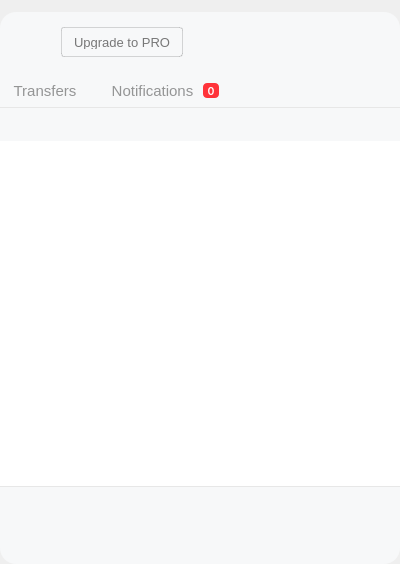
First picture: the form in src/MEGASync/gui/macx/InfoDialog.ui, repository meganz/MEGAsync, before the edit.
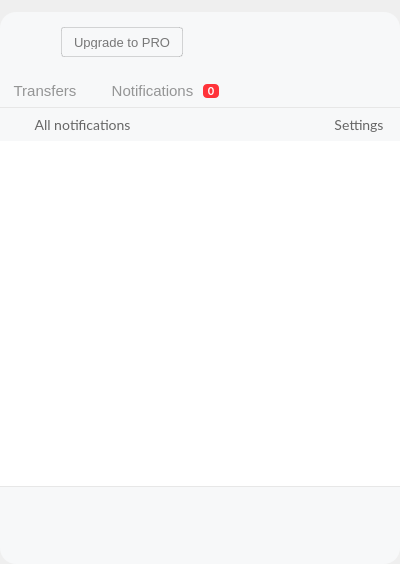
Second picture: the form after the edit. Icons and pictures are not drawn. Custom widgets are drawn as their Qt base class.

What changed in the file:
```diff
--- a/src/MEGASync/gui/macx/InfoDialog.ui
+++ b/src/MEGASync/gui/macx/InfoDialog.ui
@@ -789,7 +789,7 @@
                              <property name="maximumSize">
                               <size>
                                <width>16777215</width>
-                               <height>15</height>
+                               <height>14</height>
                               </size>
                              </property>
                              <property name="styleSheet">
@@ -1918,16 +1918,198 @@
                     <widget class="QWidget" name="wFilterAndSettings" native="true">
                      <property name="minimumSize">
                       <size>
-                       <width>0</width>
+                       <width>400</width>
                        <height>33</height>
                       </size>
                      </property>
                      <property name="maximumSize">
                       <size>
-                       <width>16777215</width>
+                       <width>400</width>
                        <height>33</height>
                       </size>
                      </property>
+                     <layout class="QHBoxLayout" name="horizontalLayout_14">
+                      <property name="leftMargin">
+                       <number>16</number>
+                      </property>
+                      <property name="topMargin">
+                       <number>0</number>
+                      </property>
+                      <property name="rightMargin">
+                       <number>16</number>
+                      </property>
+                      <property name="bottomMargin">
+                       <number>0</number>
+                      </property>
+                      <item>
+                       <widget class="QWidget" name="wSortNotifications" native="true">
+                        <property name="minimumSize">
+                         <size>
+                          <width>130</width>
+                          <height>0</height>
+                         </size>
+                        </property>
+                        <property name="maximumSize">
+                         <size>
+                          <width>16777215</width>
+                          <height>16777215</height>
+                         </size>
+                        </property>
+                        <layout class="QHBoxLayout" name="horizontalLayout_15">
+                         <property name="spacing">
+                          <number>3</number>
+                         </property>
+                         <property name="leftMargin">
+                          <number>0</number>
+                         </property>
+                         <property name="topMargin">
+                          <number>0</number>
+                         </property>
+                         <property name="rightMargin">
+                          <number>0</number>
+                         </property>
+                         <property name="bottomMargin">
+                          <number>0</number>
+                         </property>
+                         <item>
+                          <widget class="QLabel" name="lNotificationColor">
+                           <property name="minimumSize">
+                            <size>
+                             <width>10</width>
+                             <height>10</height>
+                            </size>
+                           </property>
+                           <property name="maximumSize">
+                            <size>
+                             <width>6</width>
+                             <height>6</height>
+                            </size>
+                           </property>
+                           <property name="text">
+                            <string/>
+                           </property>
+                          </widget>
+                         </item>
+                         <item>
+                          <widget class="QToolButton" name="bActualFilter">
+                           <property name="minimumSize">
+                            <size>
+                             <width>0</width>
+                             <height>21</height>
+                            </size>
+                           </property>
+                           <property name="maximumSize">
+                            <size>
+                             <width>16777215</width>
+                             <height>21</height>
+                            </size>
+                           </property>
+                           <property name="styleSheet">
+                            <string notr="true">#bActualFilter
+{
+	color: #666666;
+	font-family: Lato;
+	font-size: 14px;
+	text-align: center;
+     border: none;
+}</string>
+                           </property>
+                           <property name="text">
+                            <string>All notifications</string>
+                           </property>
+                           <property name="iconSize">
+                            <size>
+                             <width>0</width>
+                             <height>0</height>
+                            </size>
+                           </property>
+                           <property name="toolButtonStyle">
+                            <enum>Qt::ToolButtonTextOnly</enum>
+                           </property>
+                          </widget>
+                         </item>
+                         <item>
+                          <widget class="QPushButton" name="bActualFilterDropDown">
+                           <property name="minimumSize">
+                            <size>
+                             <width>16</width>
+                             <height>16</height>
+                            </size>
+                           </property>
+                           <property name="maximumSize">
+                            <size>
+                             <width>16</width>
+                             <height>16</height>
+                            </size>
+                           </property>
+                           <property name="styleSheet">
+                            <string notr="true">#bActualFilterDropDown
+{
+     border: none;
+}</string>
+                           </property>
+                           <property name="text">
+                            <string/>
+                           </property>
+                           <property name="icon">
+                            <iconset>
+                             <normalon>:/images/arrow-to-left.png</normalon>
+                            </iconset>
+                           </property>
+                           <property name="iconSize">
+                            <size>
+                             <width>8</width>
+                             <height>5</height>
+                            </size>
+                           </property>
+                          </widget>
+                         </item>
+                        </layout>
+                       </widget>
+                      </item>
+                      <item>
+                       <spacer name="horizontalSpacer">
+                        <property name="orientation">
+                         <enum>Qt::Horizontal</enum>
+                        </property>
+                        <property name="sizeHint" stdset="0">
+                         <size>
+                          <width>134</width>
+                          <height>20</height>
+                         </size>
+                        </property>
+                       </spacer>
+                      </item>
+                      <item>
+                       <widget class="QPushButton" name="bNotificationsSettings">
+                        <property name="styleSheet">
+                         <string notr="true">#bNotificationsSettings
+{
+	color: #666666;
+	font-family: Lato;
+	font-size: 14px;
+	line-height: 22px;
+	text-align: center;
+    border: none;
+}</string>
+                        </property>
+                        <property name="text">
+                         <string>Settings</string>
+                        </property>
+                        <property name="icon">
+                         <iconset>
+                          <normalon>:/images/notification_color.png</normalon>
+                         </iconset>
+                        </property>
+                        <property name="iconSize">
+                         <size>
+                          <width>24</width>
+                          <height>24</height>
+                         </size>
+                        </property>
+                       </widget>
+                      </item>
+                     </layout>
                     </widget>
                    </item>
                    <item>
```
Left out of the diff: 12 changed lines with no effect on the pictures.
